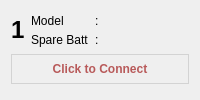
The window that UI/ListItems/drone_pre3.ui (cmpe-DroneLab/GeoFly3D) describes before a commit, drawn with Qt 5.
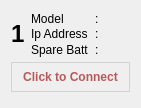
The same window after the commit.

Commit message: Added IP Address field to Drones

Patch:
```diff
--- a/UI/ListItems/drone_pre3.ui
+++ b/UI/ListItems/drone_pre3.ui
@@ -2,59 +2,25 @@
 <ui version="4.0">
  <class>Form</class>
  <widget class="QWidget" name="Form">
+  <property name="geometry">
+   <rect>
+    <x>0</x>
+    <y>0</y>
+    <width>141</width>
+    <height>108</height>
+   </rect>
+  </property>
   <property name="windowTitle">
    <string>Form</string>
   </property>
   <property name="styleSheet">
    <string notr="true">QPushButton { padding: 7px 10px; font-weight: 500; }</string>
   </property>
-  <layout class="QGridLayout" name="gridLayout" columnstretch="0,0,0,0,1">
+  <layout class="QGridLayout" name="gridLayout" columnstretch="0,0,0,1,0">
    <property name="verticalSpacing">
     <number>0</number>
    </property>
-   <item row="2" column="3" colspan="2">
-    <widget class="QLabel" name="spare_batt_text">
-     <property name="text">
-      <string/>
-     </property>
-    </widget>
-   </item>
-   <item row="1" column="1">
-    <widget class="QLabel" name="model_label">
-     <property name="text">
-      <string>Model</string>
-     </property>
-    </widget>
-   </item>
-   <item row="1" column="3" colspan="2">
-    <widget class="QLabel" name="model_text">
-     <property name="text">
-      <string/>
-     </property>
-    </widget>
-   </item>
-   <item row="1" column="2">
-    <widget class="QLabel" name="colon_2">
-     <property name="text">
-      <string>:</string>
-     </property>
-    </widget>
-   </item>
-   <item row="2" column="1">
-    <widget class="QLabel" name="spare_batt_label">
-     <property name="text">
-      <string>Spare Batt</string>
-     </property>
-    </widget>
-   </item>
-   <item row="2" column="2">
-    <widget class="QLabel" name="colon_3">
-     <property name="text">
-      <string>:</string>
-     </property>
-    </widget>
-   </item>
-   <item row="1" column="0" rowspan="2">
+   <item row="1" column="0" rowspan="3">
     <widget class="QLabel" name="id_text">
      <property name="font">
       <font>
@@ -70,7 +36,70 @@
      </property>
     </widget>
    </item>
-   <item row="3" column="0" colspan="5">
+   <item row="1" column="2">
+    <widget class="QLabel" name="colon_1">
+     <property name="text">
+      <string>:</string>
+     </property>
+    </widget>
+   </item>
+   <item row="3" column="2">
+    <widget class="QLabel" name="colon_3">
+     <property name="text">
+      <string>:</string>
+     </property>
+    </widget>
+   </item>
+   <item row="1" column="1">
+    <widget class="QLabel" name="model_label">
+     <property name="text">
+      <string>Model</string>
+     </property>
+    </widget>
+   </item>
+   <item row="3" column="1">
+    <widget class="QLabel" name="spare_batt_label">
+     <property name="text">
+      <string>Spare Batt</string>
+     </property>
+    </widget>
+   </item>
+   <item row="2" column="1">
+    <widget class="QLabel" name="ip_label">
+     <property name="text">
+      <string>Ip Address</string>
+     </property>
+    </widget>
+   </item>
+   <item row="2" column="2">
+    <widget class="QLabel" name="colon_2">
+     <property name="text">
+      <string>:</string>
+     </property>
+    </widget>
+   </item>
+   <item row="1" column="3">
+    <widget class="QLabel" name="model_text">
+     <property name="text">
+      <string/>
+     </property>
+    </widget>
+   </item>
+   <item row="2" column="3">
+    <widget class="QLabel" name="ip_text">
+     <property name="text">
+      <string/>
+     </property>
+    </widget>
+   </item>
+   <item row="3" column="3">
+    <widget class="QLabel" name="spare_batt_text">
+     <property name="text">
+      <string/>
+     </property>
+    </widget>
+   </item>
+   <item row="4" column="0" colspan="4">
     <widget class="QPushButton" name="btn_connect">
      <property name="styleSheet">
       <string notr="true">#btn_connect {color:#b85a5a; margin: 5px 0px; border:1px solid lightgrey; }
```
The commit also changes 9 other files.
